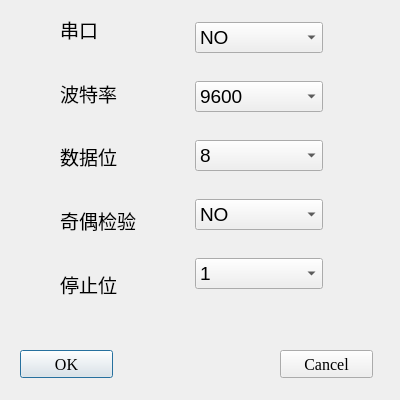
Elon-joker/ICE-TMS-LFR0, file ICE-TMS-LFR0-03/ICE-TMS-LFR0-03/serialsetting.ui: the form before one commit.
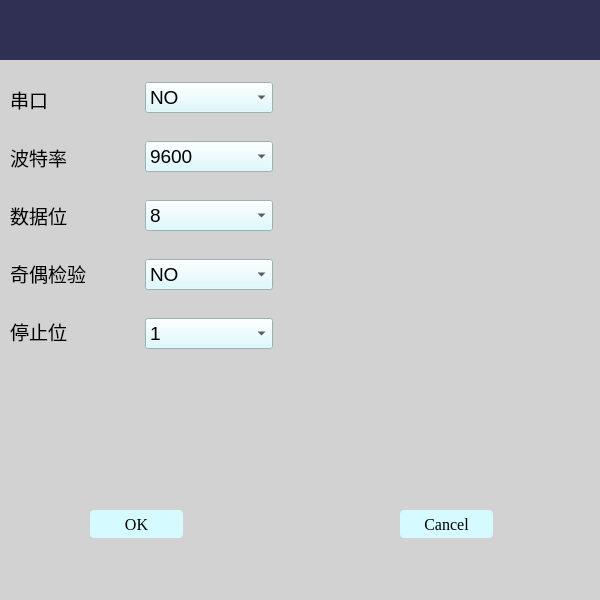
The form after the commit.

```diff
--- a/ICE-TMS-LFR0-03/ICE-TMS-LFR0-03/serialsetting.ui
+++ b/ICE-TMS-LFR0-03/ICE-TMS-LFR0-03/serialsetting.ui
@@ -6,30 +6,33 @@
    <rect>
     <x>0</x>
     <y>0</y>
-    <width>400</width>
-    <height>400</height>
+    <width>600</width>
+    <height>600</height>
    </rect>
   </property>
   <property name="minimumSize">
    <size>
-    <width>400</width>
-    <height>400</height>
+    <width>600</width>
+    <height>600</height>
    </size>
   </property>
   <property name="maximumSize">
    <size>
-    <width>400</width>
-    <height>400</height>
+    <width>600</width>
+    <height>600</height>
    </size>
   </property>
   <property name="windowTitle">
-   <string>Dialog</string>
+   <string>串口设置</string>
+  </property>
+  <property name="styleSheet">
+   <string notr="true">background-color: rgb(210, 210, 210);</string>
   </property>
   <widget class="QWidget" name="layoutWidget">
    <property name="geometry">
     <rect>
-     <x>60</x>
-     <y>0</y>
+     <x>10</x>
+     <y>60</y>
      <width>263</width>
      <height>313</height>
     </rect>
@@ -39,11 +42,27 @@
      <layout class="QVBoxLayout" name="verticalLayout">
       <item>
        <widget class="QLabel" name="label">
+        <property name="minimumSize">
+         <size>
+          <width>0</width>
+          <height>25</height>
+         </size>
+        </property>
+        <property name="maximumSize">
+         <size>
+          <width>16777215</width>
+          <height>25</height>
+         </size>
+        </property>
         <property name="font">
          <font>
           <pointsize>14</pointsize>
          </font>
         </property>
+        <property name="styleSheet">
+         <string notr="true">color: rgb(0, 0, 0);
+background-color: rgb(255, 255, 255,0);</string>
+        </property>
         <property name="text">
          <string>串口</string>
         </property>
@@ -51,11 +70,26 @@
       </item>
       <item>
        <widget class="QLabel" name="label_2">
+        <property name="minimumSize">
+         <size>
+          <width>0</width>
+          <height>25</height>
+         </size>
+        </property>
+        <property name="maximumSize">
+         <size>
+          <width>16777215</width>
+          <height>25</height>
+         </size>
+        </property>
         <property name="font">
          <font>
           <pointsize>14</pointsize>
          </font>
         </property>
+        <property name="styleSheet">
+         <string notr="true">background-color: rgb(255, 255, 255,0);</string>
+        </property>
         <property name="text">
          <string>波特率</string>
         </property>
@@ -63,11 +97,26 @@
       </item>
       <item>
        <widget class="QLabel" name="label_4">
+        <property name="minimumSize">
+         <size>
+          <width>0</width>
+          <height>25</height>
+         </size>
+        </property>
+        <property name="maximumSize">
+         <size>
+          <width>16777215</width>
+          <height>25</height>
+         </size>
+        </property>
         <property name="font">
          <font>
           <pointsize>14</pointsize>
          </font>
         </property>
+        <property name="styleSheet">
+         <string notr="true">background-color: rgb(255, 255, 255,0);</string>
+        </property>
         <property name="text">
          <string>数据位</string>
         </property>
@@ -75,11 +124,26 @@
       </item>
       <item>
        <widget class="QLabel" name="label_3">
+        <property name="minimumSize">
+         <size>
+          <width>0</width>
+          <height>25</height>
+         </size>
+        </property>
+        <property name="maximumSize">
+         <size>
+          <width>16777215</width>
+          <height>25</height>
+         </size>
+        </property>
         <property name="font">
          <font>
           <pointsize>14</pointsize>
          </font>
         </property>
+        <property name="styleSheet">
+         <string notr="true">background-color: rgb(255, 255, 255,0);</string>
+        </property>
         <property name="text">
          <string>奇偶检验</string>
         </property>
@@ -87,11 +151,20 @@
       </item>
       <item>
        <widget class="QLabel" name="label_5">
+        <property name="maximumSize">
+         <size>
+          <width>16777215</width>
+          <height>25</height>
+         </size>
+        </property>
         <property name="font">
          <font>
           <pointsize>14</pointsize>
          </font>
         </property>
+        <property name="styleSheet">
+         <string notr="true">background-color: rgb(255, 255, 255,0);</string>
+        </property>
         <property name="text">
          <string>停止位</string>
         </property>
@@ -108,6 +181,9 @@
           <pointsize>14</pointsize>
          </font>
         </property>
+        <property name="styleSheet">
+         <string notr="true">background-color: rgb(213, 250, 255);/*背景色*/</string>
+        </property>
         <item>
          <property name="text">
           <string>NO</string>
@@ -122,6 +198,9 @@
           <pointsize>14</pointsize>
          </font>
         </property>
+        <property name="styleSheet">
+         <string notr="true">background-color: rgb(213, 250, 255);/*背景色*/</string>
+        </property>
         <item>
          <property name="text">
           <string>9600</string>
@@ -146,6 +225,9 @@
           <pointsize>14</pointsize>
          </font>
         </property>
+        <property name="styleSheet">
+         <string notr="true">background-color: rgb(213, 250, 255);/*背景色*/</string>
+        </property>
         <item>
          <property name="text">
           <string>8</string>
@@ -160,6 +242,9 @@
           <pointsize>14</pointsize>
          </font>
         </property>
+        <property name="styleSheet">
+         <string notr="true">background-color: rgb(213, 250, 255);/*背景色*/</string>
+        </property>
         <item>
          <property name="text">
           <string>NO</string>
@@ -174,6 +259,9 @@
           <pointsize>14</pointsize>
          </font>
         </property>
+        <property name="styleSheet">
+         <string notr="true">background-color: rgb(213, 250, 255);/*背景色*/</string>
+        </property>
         <item>
          <property name="text">
           <string>1</string>
@@ -193,8 +281,8 @@
   <widget class="QPushButton" name="ok">
    <property name="geometry">
     <rect>
-     <x>20</x>
-     <y>350</y>
+     <x>90</x>
+     <y>510</y>
      <width>93</width>
      <height>28</height>
     </rect>
@@ -205,6 +293,13 @@
      <pointsize>12</pointsize>
     </font>
    </property>
+   <property name="styleSheet">
+    <string notr="true">QPushButton
+{
+    border-radius: 4px;
+    background-color: rgb(213, 250, 255);/*背景色*/
+}</string>
+   </property>
    <property name="text">
     <string>OK</string>
    </property>
@@ -212,8 +307,8 @@
   <widget class="QPushButton" name="cancel">
    <property name="geometry">
     <rect>
-     <x>280</x>
-     <y>350</y>
+     <x>400</x>
+     <y>510</y>
      <width>93</width>
      <height>28</height>
     </rect>
@@ -224,10 +319,36 @@
      <pointsize>12</pointsize>
     </font>
    </property>
+   <property name="styleSheet">
+    <string notr="true">QPushButton
+{
+    border-radius: 4px;
+    background-color: rgb(213, 250, 255);/*背景色*/
+}</string>
+   </property>
    <property name="text">
     <string>Cancel</string>
    </property>
   </widget>
+  <widget class="QWidget" name="title" native="true">
+   <property name="geometry">
+    <rect>
+     <x>0</x>
+     <y>0</y>
+     <width>600</width>
+     <height>60</height>
+    </rect>
+   </property>
+   <property name="sizePolicy">
+    <sizepolicy hsizetype="Expanding" vsizetype="Preferred">
+     <horstretch>0</horstretch>
+     <verstretch>0</verstretch>
+    </sizepolicy>
+   </property>
+   <property name="styleSheet">
+    <string notr="true">background-color: rgb(48, 48, 85);</string>
+   </property>
+  </widget>
  </widget>
  <resources/>
  <connections/>
```
